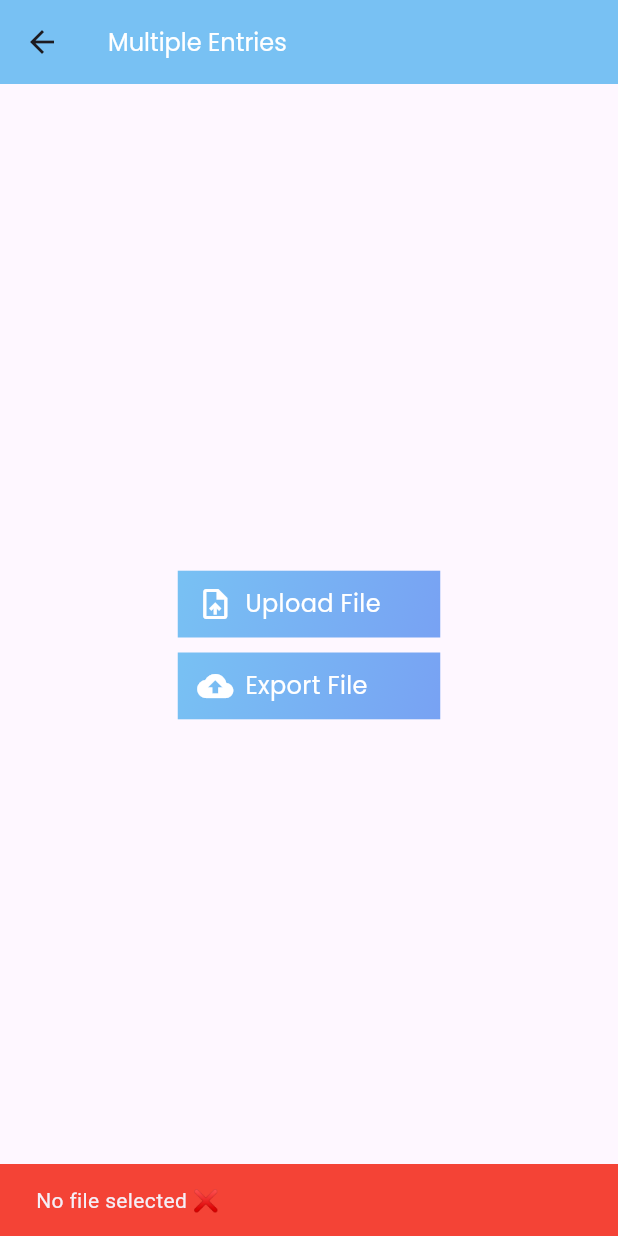
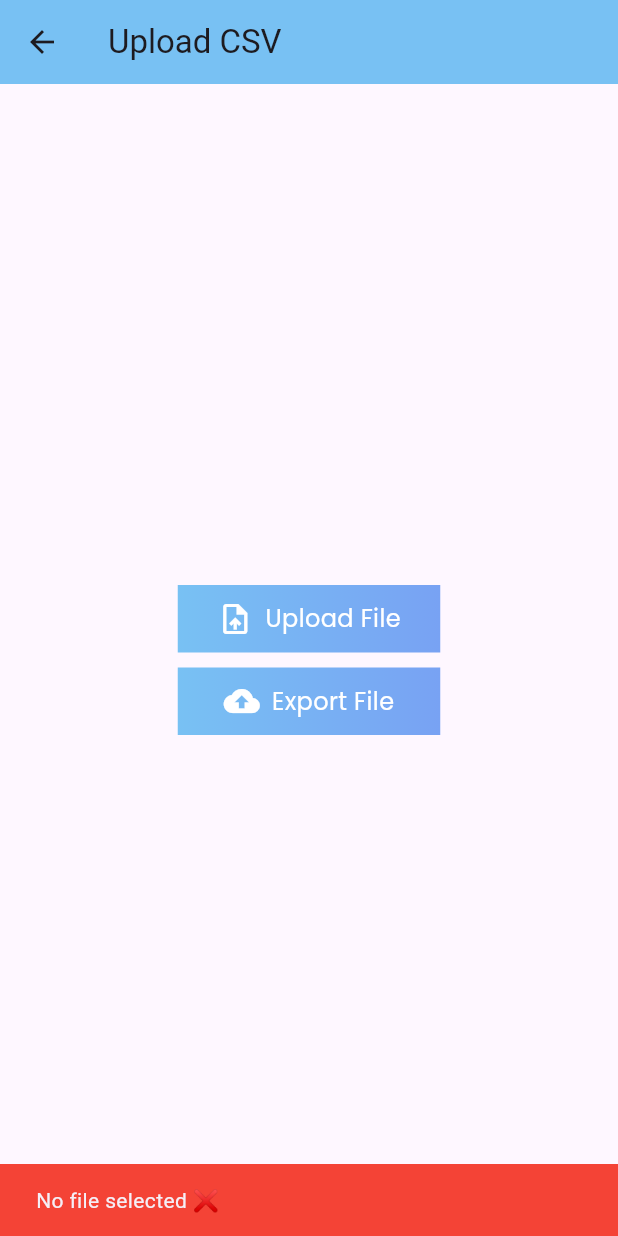
Before and after one commit to yasirzain15/kashmir_milk, a Flutter app: the CsvExcelUploader screen opened directly, after a tap on "Upload File", on a phone screen of 412 x 824 dp. Run offline on Flutter 3.47's test engine with Material 3 defaults, Android fonts, the phone set to English and light mode, and no system bars; our stand-ins replace cloud_firestore, connectivity_plus, csv, file_picker, firebase_auth, firebase_core and 4 more; accounts and stored records are empty; network calls fail.

Commit message:
About Today

```diff
--- a/lib/Add Customers/multiple_entries.dart
+++ b/lib/Add Customers/multiple_entries.dart
@@ -1,4 +1,4 @@
-// ignore_for_file: depend_on_referenced_packages, avoid_print, use_build_context_synchronously, library_private_types_in_public_api, unused_element
+// ignore_for_file: depend_on_referenced_packages, avoid_print, use_build_context_synchronously
 
 import 'dart:convert';
 import 'package:connectivity_plus/connectivity_plus.dart';
@@ -8,9 +8,7 @@ import 'package:firebase_auth/firebase_auth.dart';
 import 'package:flutter/material.dart';
 import 'package:cloud_firestore/cloud_firestore.dart';
 import 'package:google_fonts/google_fonts.dart';
-import 'package:hive/hive.dart';
-import 'package:http/http.dart' as http;
-import 'package:kashmeer_milk/Models/customer_model.dart';
+import 'package:hive_flutter/hive_flutter.dart';
 
 class CsvExcelUploader extends StatefulWidget {
   const CsvExcelUploader({super.key});
@@ -20,10 +18,20 @@ class CsvExcelUploader extends StatefulWidget {
 }
 
 class _CsvExcelUploaderState extends State<CsvExcelUploader> {
-  List<Map<String, dynamic>?> fileData = [];
+  List<Map<String, dynamic>> fileData = []; // Ensure this holds valid data
   String? fileName;
   bool isUploading = false;
   int uploadProgress = 0;
+
+  @override
+  void initState() {
+    super.initState();
+    _openHiveBox();
+  }
+
+  Future<void> _openHiveBox() async {
+    await Hive.openBox<Map>('CSV_customers'); // Ensure box is open
+  }
 
   Future<void> pickFile() async {
     FilePickerResult? result = await FilePicker.platform.pickFiles(
@@ -35,7 +43,9 @@ class _CsvExcelUploaderState extends State<CsvExcelUploader> {
     if (result == null || result.files.isEmpty) {
       ScaffoldMessenger.of(context).showSnackBar(
         const SnackBar(
-            content: Text("No file selected ❌"), backgroundColor: Colors.red),
+          content: Text("No file selected ❌"),
+          backgroundColor: Colors.red,
+        ),
       );
       return;
     }
@@ -45,30 +55,17 @@ class _CsvExcelUploaderState extends State<CsvExcelUploader> {
       String csvString = utf8.decode(pickedFile.bytes!);
       fileName = pickedFile.name;
 
-      print("CSV content: $csvString");
-
       List<List<dynamic>> csvTable =
           const CsvToListConverter(eol: '\n').convert(csvString);
 
       if (csvTable.isEmpty) throw Exception("CSV file is empty");
 
-      print("CSV Table: $csvTable");
-
       List<String> headers =
           csvTable.first.map((e) => e.toString().trim()).toList();
-      List<Map<String, dynamic>?> dataList = csvTable
+      List<Map<String, dynamic>> dataList = csvTable
           .skip(1)
-          .map((row) {
-            if (row.length != headers.length) {
-              print("Skipping row due to incorrect column count: $row");
-              return null;
-            }
-            return Map<String, dynamic>.fromIterables(headers, row);
-          })
-          .where((element) => element != null)
+          .map((row) => Map<String, dynamic>.fromIterables(headers, row))
           .toList();
-
-      print("Parsed data: $dataList");
 
       setState(() {
         fileData = dataList;
@@ -84,61 +81,18 @@ class _CsvExcelUploaderState extends State<CsvExcelUploader> {
       ScaffoldMessenger.of(context).showSnackBar(
         SnackBar(
           content: Text("Error reading CSV ❌ $e"),
-            backgroundColor: Colors.red),
+          backgroundColor: Color(0xffff2c2c),
+        ),
       );
     }
   }
 
-  Future<bool> _checkInternetConnection() async {
+  Future<bool> checkInternet() async {
     var connectivityResult = await Connectivity().checkConnectivity();
-
-    // Check if the device is connected to WiFi or Mobile Data
-    if (connectivityResult == ConnectivityResult.none) {
-      ScaffoldMessenger.of(context).showSnackBar(
-        const SnackBar(
-          content: Text("No Internet Connection"),
-          backgroundColor: Color(0xffc30010),
-        ),
-      );
-      return false;
+    return connectivityResult != ConnectivityResult.none;
   }
 
-    // Try pinging Google to check actual internet access
-    try {
-      final response = await http
-          .get(Uri.parse('https://www.google.com'))
-          .timeout(const Duration(seconds: 5)); // Timeout after 5 seconds
-
-      if (response.statusCode == 200) {
-        ScaffoldMessenger.of(context).showSnackBar(
-          SnackBar(
-            content: Text(
-                "Internet Connected via ${connectivityResult == ConnectivityResult.wifi ? "WiFi" : "Mobile Data"}"),
-            backgroundColor: Color(0xff78c1f3),
-          ),
-        );
-        return true; // Internet is working
-      } else {
-        ScaffoldMessenger.of(context).showSnackBar(
-          const SnackBar(
-            content: Text("No Internet: Failed to reach server"),
-            backgroundColor: Color(0xffc30010),
-          ),
-        );
-        return false;
-      }
-    } catch (e) {
-      ScaffoldMessenger.of(context).showSnackBar(
-        const SnackBar(
-          content: Text("No Internet: Unable to connect"),
-          backgroundColor: Color(0xffc30010),
-        ),
-      );
-      return false;
-    }
-  }
-
-  Future<void> exportToFirebase() async {
+  Future<void> exportToStorage() async {
     if (fileData.isEmpty) {
       ScaffoldMessenger.of(context).showSnackBar(
         const SnackBar(
@@ -155,184 +109,115 @@ class _CsvExcelUploaderState extends State<CsvExcelUploader> {
     });
 
     try {
-      int totalRows = fileData.length;
-      int processedRows = 0;
-      final isConnected = await _checkInternetConnection();
-
-      if (isConnected) {
+      bool hasInternet = await checkInternet();
       FirebaseFirestore firestore = FirebaseFirestore.instance;
-
       CollectionReference userCollection = firestore
           .collection('users')
           .doc(FirebaseAuth.instance.currentUser!.uid)
           .collection('customer');
 
+      int totalRows = fileData.length;
+      int processedRows = 0;
+
+      if (hasInternet) {
         for (var row in fileData) {
-          // Upload each row as a separate document
           await userCollection.add(row);
           processedRows++;
-        }
-
-        // Update progress
-        setState(() {
-          uploadProgress = ((processedRows / totalRows) * 100).round();
-        });
-      } else {
-        var box = Hive.box<Customer>('CSV customers');
-
-        for (var row in fileData) {
-          await box.add(Customer.fromJson(row!));
-
-          // Upload each row as a separate document
-
-          processedRows++;
-        }
-        // Update progress
-        setState(() {
-          uploadProgress = ((processedRows / totalRows) * 100).round();
-        });
+          setState(() =>
+              uploadProgress = ((processedRows / totalRows) * 100).round());
         }
 
         ScaffoldMessenger.of(context).showSnackBar(
           const SnackBar(
-          content: Text("Successfully exported to Local Storage"),
+            content: Text("Successfully exported to Firebase ✅"),
             backgroundColor: Color(0xff78c1f3),
           ),
         );
+      } else {
+        var box = Hive.box<Map>('CSV_customers'); // Use proper type
+
+        for (var row in fileData) {
+          await box.add(row); // Directly store the map
+
+          processedRows++;
+          print("Row saved: $row");
+
+          if (processedRows % 5 == 0) {
+            setState(() =>
+                uploadProgress = ((processedRows / totalRows) * 100).round());
+          }
+        }
+
+        print("Stored Data: ${box.values.toList()}"); // Debugging
+        ScaffoldMessenger.of(context).showSnackBar(
+          const SnackBar(
+            content: Text("Saved to Local Storage ❌ No Internet"),
+            backgroundColor: Colors.yellow,
+          ),
+        );
+      }
     } catch (e) {
       ScaffoldMessenger.of(context).showSnackBar(
         SnackBar(
-          content: Text("Error exporting to Local Storage ❌ $e"),
+          content: Text("Error during upload ❌ $e"),
           backgroundColor: Colors.red,
         ),
       );
     } finally {
-      setState(() {
-        isUploading = false;
-      });
+      setState(() => isUploading = false);
     }
   }
 
   @override
   Widget build(BuildContext context) {
-    return Scaffold(
+    return SafeArea(
+      child: Scaffold(
         appBar: AppBar(
-        automaticallyImplyLeading: true,
+          title: Text("Upload CSV"),
           backgroundColor: Color(0xff78c1f3),
-        title: Text(
-          "Multiple Entries",
-          style: GoogleFonts.poppins(
-            textStyle: const TextStyle(
-              fontSize: 16,
-              fontWeight: FontWeight.w400,
-              color: Colors.white,
-            ),
-          ),
-        ),
         ),
         body: Center(
-        child: Padding(
-          padding: const EdgeInsets.all(16.0),
-          child: Center(
           child: Column(
             mainAxisAlignment: MainAxisAlignment.center,
             children: [
               GestureDetector(
                 onTap: pickFile,
-                  child: Container(
-                    height: 44.53,
-                    width: 175,
-                    decoration: BoxDecoration(
-                        gradient: LinearGradient(
-                      colors: [
-                        Color(0xff78c1f3),
-                        Color(0xff78a2f3),
-                      ],
-                      begin: Alignment.topLeft,
-                      end: Alignment.bottomRight,
-                    )),
-                    child: Padding(
-                      padding: const EdgeInsets.symmetric(horizontal: 13),
-                      child: Row(
-                        children: [
-                          Icon(
-                            Icons.upload_file,
-                            color: Color(0xffffffff),
-                          ),
-                          SizedBox(
-                            width: 8,
-                          ),
-                          Text(
-                            'Upload File',
-                            style: GoogleFonts.poppins(
-                              textStyle: TextStyle(
-                                fontWeight: FontWeight.w400,
-                                fontSize: 16,
-                                color: Color(0xffffffff),
-                              ),
-                            ),
-                          )
-                        ],
-                      ),
-                    ),
-                  ),
+                child: buildButton(Icons.upload_file, "Upload File"),
               ),
               const SizedBox(height: 10),
-                Container(
-                  height: 44.53,
-                  width: 175,
-                  decoration: BoxDecoration(
-                    gradient: LinearGradient(
-                      colors: [
-                        Color(0xff78c1f3),
-                        Color(0xff78a2f3),
+              GestureDetector(
+                onTap: exportToStorage,
+                child: buildButton(Icons.cloud_upload,
+                    isUploading ? "Uploading..." : "Export File"),
+              ),
+              if (fileName != null) Text("Selected File: $fileName"),
+              if (isUploading)
+                LinearProgressIndicator(value: uploadProgress / 100),
+              if (isUploading) Text("Upload Progress: $uploadProgress%"),
             ],
-                      begin: Alignment.topLeft,
-                      end: Alignment.bottomRight,
-                    ),
-                  ),
-                  child: Padding(
-                    padding: const EdgeInsets.symmetric(horizontal: 13),
-                    child: Row(
-                      children: [
-                        Icon(
-                          Icons.cloud_upload,
-                          color: Color(0xffffffff),
-                        ),
-                        SizedBox(
-                          width: 8,
-                        ),
-                        Text(
-                          isUploading ? "Exporting..." : "Export File",
-                          style: GoogleFonts.poppins(
-                            textStyle: TextStyle(
-                              fontWeight: FontWeight.w400,
-                              fontSize: 16,
-                              color: Color(0xffffffff),
-                            ),
-                          ),
-                        )
-                      ],
-                    ),
-                  ),
-                ),
-                const SizedBox(height: 20),
-                if (fileName != null) ...[
-                  Text("Selected File: $fileName"),
-                  if (isUploading)
-                    Column(
-                      children: [
-                        const SizedBox(height: 10),
-                        LinearProgressIndicator(value: uploadProgress / 100),
-                        Text("Upload Progress: $uploadProgress%"),
-                      ],
-                    ),
-                ],
-              ],
-            ),
           ),
         ),
       ),
     );
   }
+
+  Widget buildButton(IconData icon, String text) {
+    return Container(
+      height: 45,
+      width: 175,
+      decoration: BoxDecoration(
+        gradient:
+            LinearGradient(colors: [Color(0xff78c1f3), Color(0xff78a2f3)]),
+      ),
+      child: Row(
+        mainAxisAlignment: MainAxisAlignment.center,
+        children: [
+          Icon(icon, color: Colors.white),
+          const SizedBox(width: 8),
+          Text(text,
+              style: GoogleFonts.poppins(color: Colors.white, fontSize: 16)),
+        ],
+      ),
+    );
   }
+}
--- a/lib/Login/login_screen.dart
+++ b/lib/Login/login_screen.dart
@@ -39,7 +39,10 @@ class _LoginScreenState extends State<LoginScreen> {
       );
     } else {
       ScaffoldMessenger.of(context).showSnackBar(
-        SnackBar(content: Text(message)),
+        SnackBar(
+          content: Text(message),
+          duration: Duration(seconds: 1),
+        ),
       );
     }
   }
@@ -185,7 +188,7 @@ class _LoginScreenState extends State<LoginScreen> {
                     width: 300,
                     decoration: BoxDecoration(
                       color: isLoading ? Colors.grey : const Color(0xff78c1f3),
-                      borderRadius: BorderRadius.circular(8),
+                      borderRadius: BorderRadius.circular(0),
                     ),
                     child: Center(
                       child: isLoading
--- a/lib/see_all_screen.dart
+++ b/lib/see_all_screen.dart
@@ -51,7 +51,8 @@ class _SeeallScreenState extends State<SeeallScreen> {
 
   @override
   Widget build(BuildContext context) {
-    return Scaffold(
+    return SafeArea(
+      child: Scaffold(
         backgroundColor: Colors.white,
         appBar: AppBar(
           backgroundColor: const Color(0xff78c1f3),
@@ -76,6 +77,7 @@ class _SeeallScreenState extends State<SeeallScreen> {
                     itemBuilder: (context, index) {
                       return buildCustomerItem(customers[index]);
                     },
+                  ),
           ),
         ),
       ),
```
Also changed, not shown: lib/Add Customers/add_customer.dart (+10 -2 lines), lib/dashboard.dart (+10 -4 lines), lib/main.dart (+11 -4 lines), lib/message_screen.dart (+49 -52 lines), lib/send_mesage.dart (+8 -3 lines), 4 other files. Lines whose indentation alone changed are shown as unchanged.
